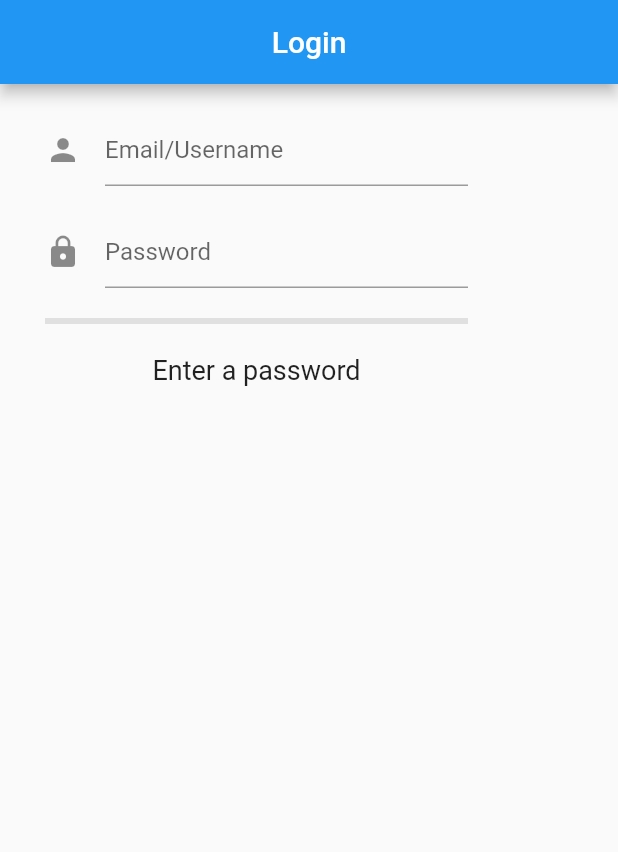
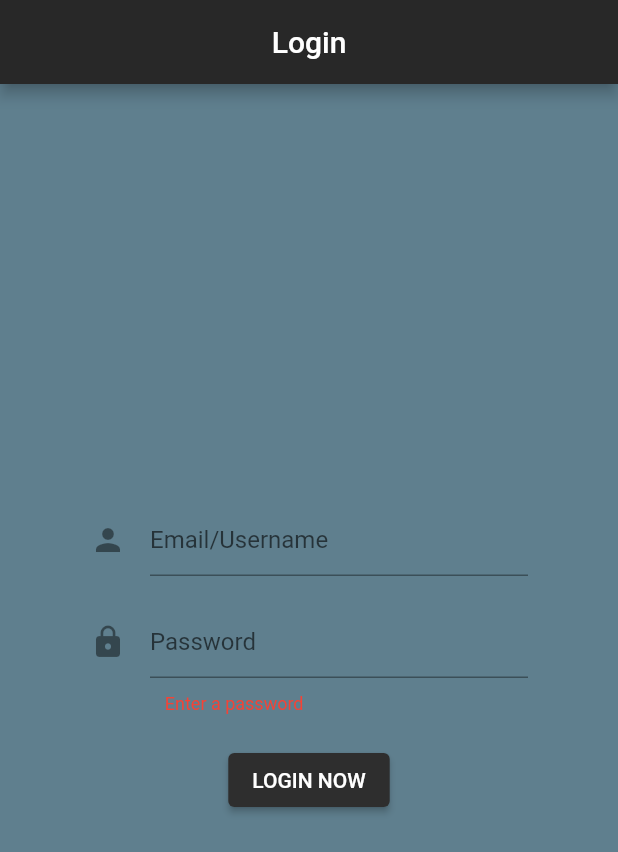
Before and after one commit to busrakanbur/flutter-login, a Flutter app: the screen it shows after launch, on a phone screen of 412 x 824 dp. Shown: the top 852 px of the screen. Run offline on Flutter 3.47's test engine with Material 2 defaults, Android fonts, the phone set to English and light mode, and no system bars; our stand-ins replace get.

Commit message:
login design updated

```diff
--- a/lib/app/modules/home/controllers/home_controller.dart
+++ b/lib/app/modules/home/controllers/home_controller.dart
@@ -1,9 +1,9 @@
 import 'package:get/get.dart';
 
 class HomeController extends GetxController {
-  var password = ''.obs;
-  var displayText = 'Enter a password'.obs;
-  var passwordStrength = 0.0.obs;
+  RxString password = ''.obs;
+  RxString displayText = 'Enter a password'.obs;
+  RxDouble passwordStrength = 0.0.obs;
   RegExp numRegExpress = RegExp(r".*[0-9].*");
   RegExp letterRegExpress = RegExp(r".*[A-Za-z].*");
 
--- a/lib/app/modules/home/views/home_view.dart
+++ b/lib/app/modules/home/views/home_view.dart
@@ -7,14 +7,20 @@ import '../controllers/home_controller.dart';
 class HomeView extends GetView<HomeController> {
   @override
   Widget build(BuildContext context) {
-    return Scaffold(
+    return GestureDetector(
+      onTap: () => FocusScope.of(context).unfocus(),
+      child: Scaffold(
         appBar: AppBar(
           title: Text('Login'),
           centerTitle: true,
+          backgroundColor: Color.fromARGB(255, 40, 40, 40),
         ),
-      body: Padding(
-        padding: EdgeInsets.only(right: 100, top: 20, left: 30),
-        child: Column(children: [
+        body: Container(
+          height: Get.height,
+          width: Get.width,
+          padding: EdgeInsets.symmetric(horizontal: 60),
+          color: Color.fromARGB(255, 95, 127, 142),
+          child: Column(mainAxisAlignment: MainAxisAlignment.center, children: [
             TextField(
               onChanged: (value) {},
               decoration: const InputDecoration(
@@ -35,13 +41,31 @@ class HomeView extends GetView<HomeController> {
                   border: UnderlineInputBorder(),
                   hintText: 'Password'),
             ),
+            // Obx(
+            //   () => LinearProgressIndicator(
+            //     value: controller.passwordStrength.value,
+            //     backgroundColor: Colors.grey[300],
+            //     color: controller.passwordStrength.value <= 1 / 4
+            //         ? Colors.red
+            //         : controller.passwordStrength.value == 2 / 4
+            //             ? Colors.amber
+            //             : controller.passwordStrength.value == 3 / 4
+            //                 ? Colors.deepPurpleAccent
+            //                 : Colors.green,
+            //   ),
+            // ),
             SizedBox(
-            height: 20,
+              height: 10,
             ),
-          Obx(
-            () => LinearProgressIndicator(
-              value: controller.passwordStrength.value,
-              backgroundColor: Colors.grey[300],
+            Obx(() => Align(
+                  alignment: Alignment(
+                    -0.5,
+                    0,
+                  ),
+                  child: Text(
+                    controller.displayText.value,
+                    style: TextStyle(
+                      fontSize: 12,
                       color: controller.passwordStrength.value <= 1 / 4
                           ? Colors.red
                           : controller.passwordStrength.value == 2 / 4
@@ -51,14 +75,13 @@ class HomeView extends GetView<HomeController> {
                                   : Colors.green,
                     ),
                   ),
+                )),
             SizedBox(
               height: 20,
             ),
-          Obx(() => Text(
-                controller.displayText.value,
-                style: TextStyle(fontSize: 18),
-              ))
+            ElevatedButton(onPressed: () {}, child: Text("LOGIN NOW"))
           ]),
+        ),
       ),
     );
   }
--- a/lib/main.dart
+++ b/lib/main.dart
@@ -9,6 +9,12 @@ void main() {
     GetMaterialApp(
       debugShowCheckedModeBanner: false,
       title: "Application",
+      theme: ThemeData(
+        colorScheme: ColorScheme.fromSwatch().copyWith(
+          primary: const Color.fromARGB(255, 46, 46, 46),
+          secondary: Colors.black54,
+        ),
+      ),
       initialRoute: AppPages.INITIAL,
       getPages: AppPages.routes,
     ),
```
Lines whose indentation alone changed are shown as unchanged.
